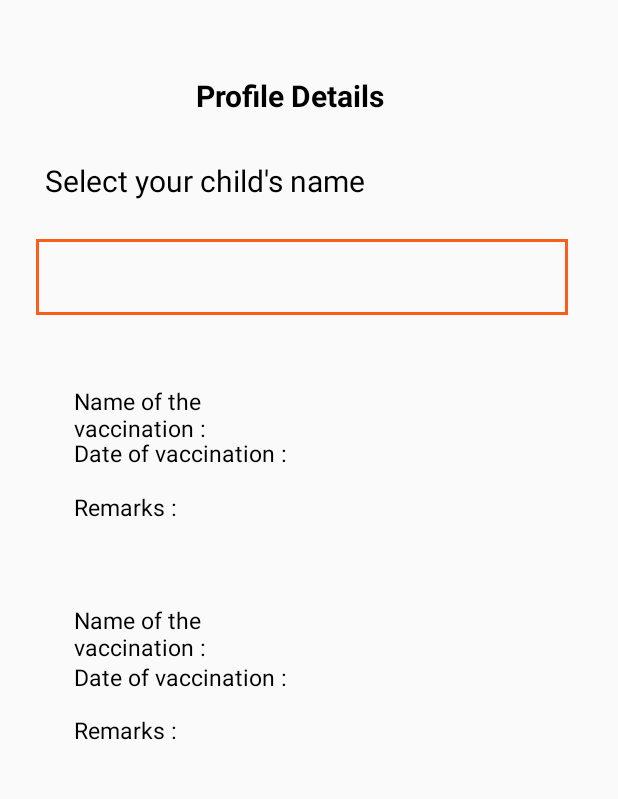
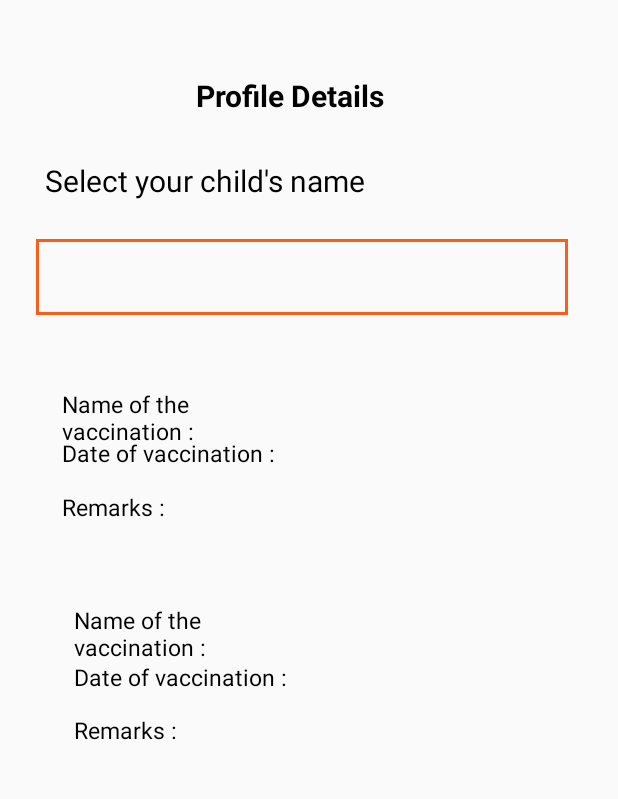
Before and after one commit to ManeeGitHubAccount/KiddoSafeCard, an Android app: the layout immunizationhistory.xml on its own in the app's theme, with its tools: preview values and no code run, on a phone screen of 412 x 824 dp, the part 300-1099 px from its top. Run offline under Robolectric (Android 15) with nearby library versions, the phone set to English and light mode, and no system bars.

Commit message:
changes of some screens

```diff
--- a/app/src/main/AndroidManifest.xml
+++ b/app/src/main/AndroidManifest.xml
@@ -23,5 +23,6 @@
         <activity android:name=".LoginActivity" android:exported="true" />
         <activity android:name=".Dashboard" android:exported="true" />
         <activity android:name=".RegisterActivity" android:exported="true" />
+        <activity android:name=".ImmunizationActivity" android:exported="true" />
     </application>
 </manifest>
--- a/app/src/main/res/layout/immunization.xml
+++ b/app/src/main/res/layout/immunization.xml
@@ -7,7 +7,8 @@
     android:fillViewport="true">
     <androidx.constraintlayout.widget.ConstraintLayout
         android:layout_width="match_parent"
-        android:layout_height="match_parent">
+        android:layout_height="match_parent"
+        tools:ignore="ScrollViewSize">
 
         <ImageView
             android:id="@+id/imageView"
--- a/app/src/main/res/layout/vaccinationhistory.xml
+++ b/app/src/main/res/layout/immunizationhistory.xml
@@ -65,14 +65,14 @@
         tools:ignore="HardcodedText"
         tools:layout_editor_absoluteY="293dp" />
 
+
     <View
         android:id="@+id/rectangle3"
         android:layout_width="354dp"
         android:layout_height="110dp"
         android:background="#D9D9D9"
-        tools:layout_editor_absoluteX="24dp"
-        tools:layout_editor_absoluteY="391dp" />
-
+        tools:layout_editor_absoluteX="19dp"
+        tools:layout_editor_absoluteY="432dp" />
 
     <TextView
         android:id="@+id/remarks2"
@@ -83,11 +83,12 @@
         android:textSize="15sp"
         app:layout_constraintBottom_toBottomOf="parent"
         app:layout_constraintEnd_toEndOf="parent"
-        app:layout_constraintHorizontal_bias="0.203"
+        app:layout_constraintHorizontal_bias="0.17"
         app:layout_constraintStart_toStartOf="parent"
         app:layout_constraintTop_toTopOf="parent"
-        app:layout_constraintVertical_bias="0.59"
+        app:layout_constraintVertical_bias="0.593"
         tools:ignore="DuplicateIds,HardcodedText" />
+
 
     <TextView
         android:id="@+id/datevaccination"
@@ -98,7 +99,7 @@
         android:textSize="15sp"
         app:layout_constraintBottom_toBottomOf="parent"
         app:layout_constraintEnd_toEndOf="parent"
-        app:layout_constraintHorizontal_bias="0.203"
+        app:layout_constraintHorizontal_bias="0.17"
         app:layout_constraintStart_toStartOf="parent"
         app:layout_constraintTop_toTopOf="parent"
         app:layout_constraintVertical_bias="0.635"
@@ -114,20 +115,19 @@
         android:textSize="15sp"
         app:layout_constraintBottom_toBottomOf="parent"
         app:layout_constraintEnd_toEndOf="parent"
-        app:layout_constraintHorizontal_bias="0.203"
+        app:layout_constraintHorizontal_bias="0.17"
         app:layout_constraintStart_toStartOf="parent"
         app:layout_constraintTop_toTopOf="parent"
         app:layout_constraintVertical_bias="0.681"
         tools:ignore="DuplicateIds,HardcodedText" />
-
 
     <View
         android:id="@+id/rectangle3"
         android:layout_width="354dp"
         android:layout_height="110dp"
         android:background="#D9D9D9"
-        tools:layout_editor_absoluteX="28dp"
-        tools:layout_editor_absoluteY="522dp" />
+        tools:layout_editor_absoluteX="23dp"
+        tools:layout_editor_absoluteY="577dp" />
 
     <TextView
         android:id="@+id/remarks2"
```
Also changed, not shown: app/src/main/java/com/example/kiddosafecard/Dashboard.java (+12 -1 lines), app/src/main/java/com/example/kiddosafecard/ImmunizationActivity.java (added, +12 -0 lines), app/src/main/res/layout/sendfeedback.xml (added, +37 -0 lines), app/src/main/res/layout/upcomingdates.xml (+20 -21 lines).
